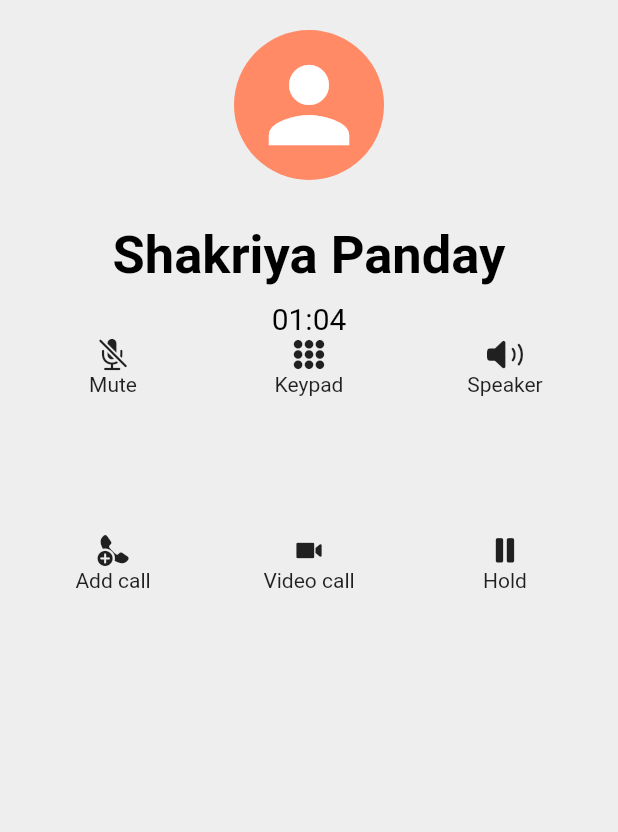
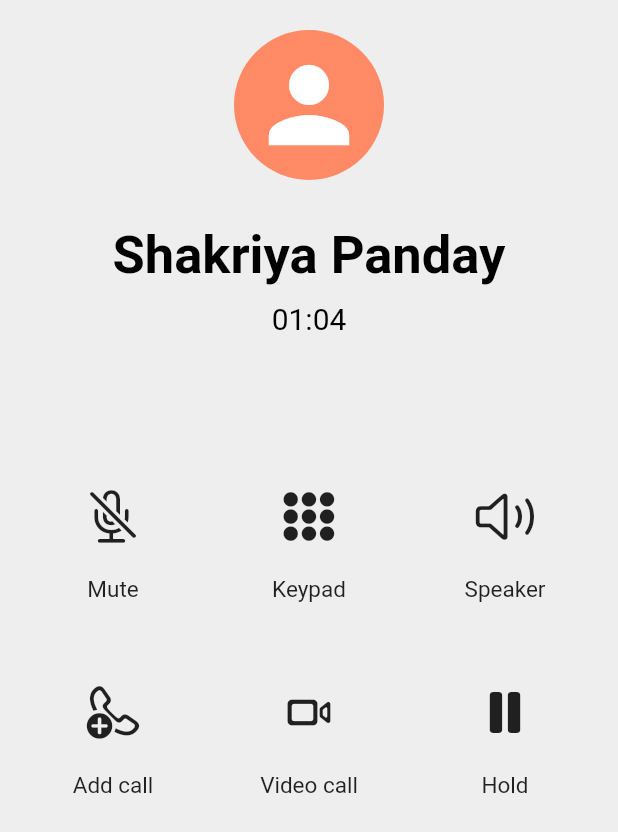
Before and after one commit to ShakriyaPanday/xiaomicallui, a Flutter app: the screen it shows after launch, on a phone screen of 412 x 824 dp. Shown: the top 832 px of the screen. Run offline on Flutter 3.47's test engine with Material 2 defaults, Android fonts, the phone set to English and light mode, and no system bars.

Commit message:
phone key decorated

```diff
--- a/lib/pages/homepage.dart
+++ b/lib/pages/homepage.dart
@@ -52,10 +52,12 @@ class HomePage extends StatelessWidget {
                 ),
               ),
               //Phone key
-
+              SizedBox(
+                height: 100,
+              ),
               SizedBox(
                 width: double.infinity,
-                height: 200,
+                height: 250,
                 child: GridView(
                   gridDelegate: SliverGridDelegateWithFixedCrossAxisCount(
                       crossAxisCount: 3),
@@ -64,8 +66,14 @@ class HomePage extends StatelessWidget {
                     Container(
                       child: Column(
                         children: [
-                          Icon(CupertinoIcons.mic_slash_fill),
-                          Text("Mute")
+                          Icon(
+                            CupertinoIcons.mic_off,
+                            size: 40,
+                          ),
+                          SizedBox(
+                            height: 20,
+                          ),
+                          Text("Mute", style: TextStyle(fontSize: 15))
                         ],
                       ),
                     ),
@@ -73,8 +81,14 @@ class HomePage extends StatelessWidget {
                     Container(
                       child: Column(
                         children: [
-                          Icon(CupertinoIcons.circle_grid_3x3_fill),
-                          Text("Keypad")
+                          Icon(
+                            CupertinoIcons.circle_grid_3x3_fill,
+                            size: 40,
+                          ),
+                          SizedBox(
+                            height: 20,
+                          ),
+                          Text("Keypad", style: TextStyle(fontSize: 15))
                         ],
                       ),
                     ),
@@ -82,8 +96,14 @@ class HomePage extends StatelessWidget {
                     Container(
                       child: Column(
                         children: [
-                          Icon(CupertinoIcons.speaker_2_fill),
-                          Text("Speaker")
+                          Icon(
+                            CupertinoIcons.speaker_2,
+                            size: 40,
+                          ),
+                          SizedBox(
+                            height: 20,
+                          ),
+                          Text("Speaker", style: TextStyle(fontSize: 15))
                         ],
                       ),
                     ),
@@ -91,8 +111,14 @@ class HomePage extends StatelessWidget {
                     Container(
                       child: Column(
                         children: [
-                          Icon(CupertinoIcons.phone_fill_badge_plus),
-                          Text("Add call")
+                          Icon(
+                            CupertinoIcons.phone_badge_plus,
+                            size: 40,
+                          ),
+                          SizedBox(
+                            height: 20,
+                          ),
+                          Text("Add call", style: TextStyle(fontSize: 15))
                         ],
                       ),
                     ),
@@ -100,8 +126,14 @@ class HomePage extends StatelessWidget {
                     Container(
                       child: Column(
                         children: [
-                          Icon(CupertinoIcons.video_camera_solid),
-                          Text("Video call")
+                          Icon(
+                            CupertinoIcons.video_camera,
+                            size: 40,
+                          ),
+                          SizedBox(
+                            height: 20,
+                          ),
+                          Text("Video call", style: TextStyle(fontSize: 15))
                         ],
                       ),
                     ),
@@ -109,8 +141,14 @@ class HomePage extends StatelessWidget {
                     Container(
                       child: Column(
                         children: [
-                          Icon(CupertinoIcons.pause_fill),
-                          Text("Hold")
+                          Icon(
+                            CupertinoIcons.pause_fill,
+                            size: 40,
+                          ),
+                          SizedBox(
+                            height: 20,
+                          ),
+                          Text("Hold", style: TextStyle(fontSize: 15))
                         ],
                       ),
                     ),
```
